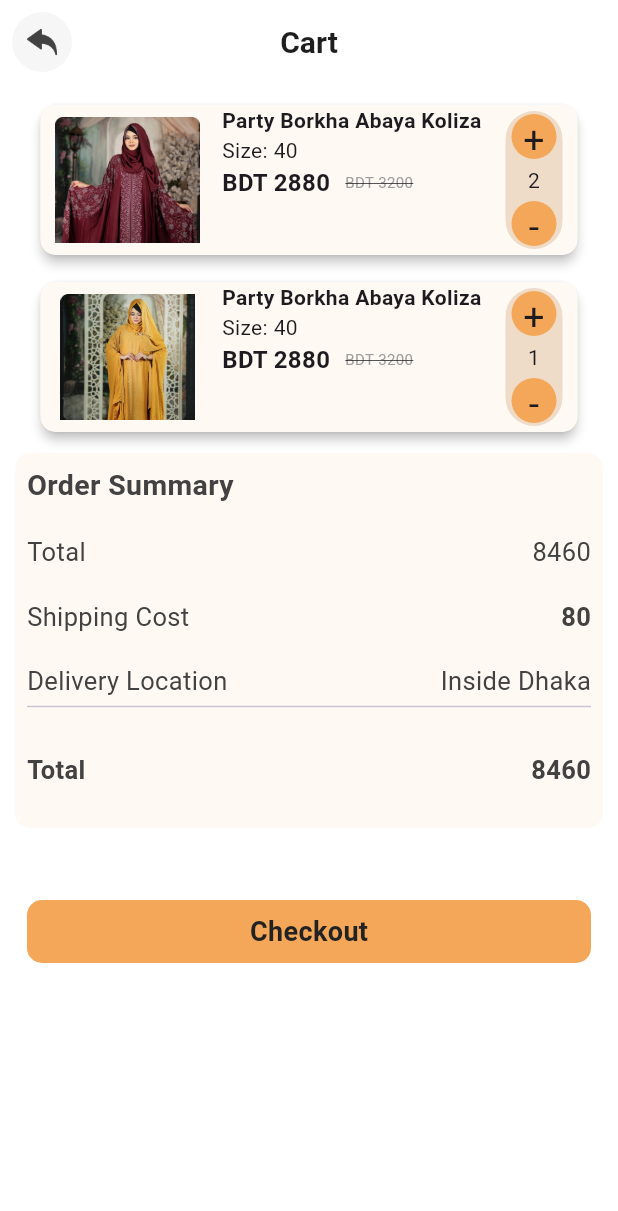
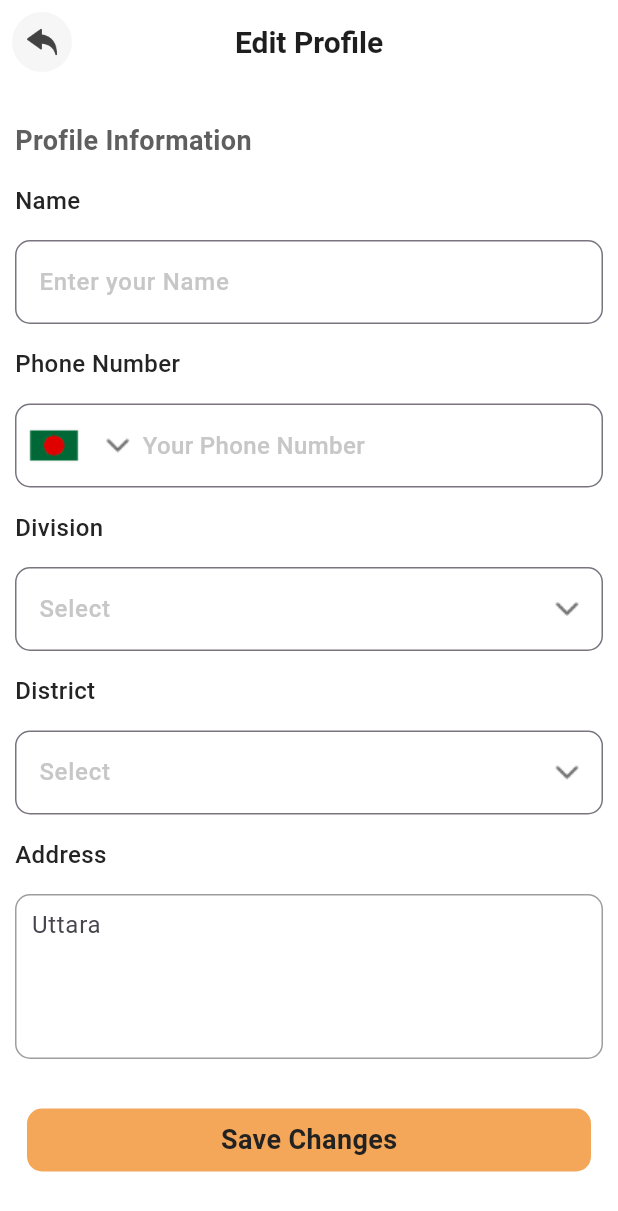
Before and after one commit to Radhesh-Roy/Dada-Garments, a Flutter app: the screen it shows after launch, on a phone screen of 412 x 824 dp. Shown: the top 1211 px of the screen. Run offline on Flutter 3.47's test engine with Material 3 defaults, Android fonts, the light colour scheme and no system bars.

Commit message:
Edit Profile

```diff
--- /dev/null
+++ b/lib/editpage.dart
@@ -0,0 +1,233 @@
+import 'package:flutter/material.dart';
+
+class EditprofilescreenView extends StatefulWidget {
+  const EditprofilescreenView({super.key});
+
+  @override
+  State<EditprofilescreenView> createState() => _EditprofilescreenViewState();
+}
+
+class _EditprofilescreenViewState extends State<EditprofilescreenView> {
+  @override
+  Widget build(BuildContext context) {
+    return Scaffold(
+      backgroundColor: Colors.white,
+      appBar: AppBar(
+        backgroundColor: Color(0xffFFFFFF),
+        leading: Padding(
+          padding: const EdgeInsets.all(8.0),
+          child: Container(
+            height: 40,
+            width: 40,
+            decoration: BoxDecoration(
+              color: Color(0xffF6F6F6),
+              shape: BoxShape.circle,
+            ),
+            child: Padding(
+              padding: EdgeInsetsGeometry.symmetric(horizontal: 10),
+              child: Image.asset("assets/backImage.png", height: 22, width: 22),
+            ),
+          ),
+        ),
+        centerTitle: true,
+        title: Text(
+          "Edit Profile",
+          style: TextStyle(
+            fontSize: 20,
+            fontWeight: FontWeight.w600,
+            color: Color(0xff1E1E1E),
+          ),
+        ),
+      ),
+      body: Padding(
+        padding: const EdgeInsets.all(10.0),
+        child: SingleChildScrollView(
+          child: Column(
+            crossAxisAlignment: CrossAxisAlignment.start,
+            children: [
+              SizedBox(height: 15),
+              Text(
+                "Profile Information",
+                style: TextStyle(
+                  fontSize: 18,
+                  fontWeight: FontWeight.w600,
+                  color: Color(0xff5F5F5F),
+                ),
+              ),
+              SizedBox(height: 15),
+              Text(
+                "Name",
+                style: TextStyle(
+                  fontWeight: FontWeight.w500,
+                  fontSize: 16,
+                  color: Color(0xff242424),
+                ),
+              ),
+              SizedBox(height: 15),
+              TextField(
+                decoration: InputDecoration(
+                  labelText: "Enter your Name",
+                  labelStyle: TextStyle(
+                    fontSize: 16,
+                    fontWeight: FontWeight.w500,
+                    color: Color(0xffC7C7C7),
+                  ),
+                  border: OutlineInputBorder(
+                    borderRadius: BorderRadius.circular(10),
+                  ),
+                ),
+              ),
+              SizedBox(height: 15),
+              Text(
+                "Phone Number",
+                style: TextStyle(
+                  fontWeight: FontWeight.w500,
+                  fontSize: 16,
+                  color: Color(0xff242424),
+                ),
+              ),
+              SizedBox(height: 15),
+              TextField(
+                decoration: InputDecoration(
+                  suffixIcon: Row(
+                    children: [
+                      Padding(
+                        padding: const EdgeInsets.only(left: 8.0, right: 4),
+                        child: Image(image: AssetImage("assets/flag.png")),
+                      ),
+                      Padding(
+                        padding: const EdgeInsets.only(left: 8.0, right: 4),
+                        child: Image(
+                          image: AssetImage("assets/down.png"),
+                        ),
+                      ),
+
+                      Text(
+                        "Your Phone Number",
+                        style: TextStyle(
+                          fontSize: 16,
+                          fontWeight: FontWeight.w500,
+                          color: Color(0xffC7C7C7),
+                        ),
+                      ),
+                    ],
+                  ),
+                  border: OutlineInputBorder(
+                    borderRadius: BorderRadius.circular(10),
+                  ),
+                ),
+              ),
+
+              SizedBox(height: 15),
+              Text(
+                "Division",
+                style: TextStyle(
+                  fontWeight: FontWeight.w500,
+                  fontSize: 16,
+                  color: Color(0xff242424),
+                ),
+              ),
+              SizedBox(height: 15),
+              TextField(
+                decoration: InputDecoration(
+                  suffixIcon: Image(
+                    image: AssetImage("assets/down.png"),
+                  ),
+                  labelText: "Select",
+                  labelStyle: TextStyle(
+                    fontSize: 16,
+                    fontWeight: FontWeight.w500,
+                    color: Color(0xffC7C7C7),
+                  ),
+                  border: OutlineInputBorder(
+                    borderRadius: BorderRadius.circular(10),
+                  ),
+                ),
+              ),
+
+
+              SizedBox(height: 15),
+              Text(
+                "District",
+                style: TextStyle(
+                  fontWeight: FontWeight.w500,
+                  fontSize: 16,
+                  color: Color(0xff242424),
+                ),
+              ),
+              SizedBox(height: 15),
+              TextField(
+                decoration: InputDecoration(
+                  suffixIcon: Image(
+                    image: AssetImage("assets/down.png"),
+                  ),
+                  labelText: "Select",
+                  labelStyle: TextStyle(
+                    fontSize: 16,
+                    fontWeight: FontWeight.w500,
+                    color: Color(0xffC7C7C7),
+                  ),
+                  border: OutlineInputBorder(
+                    borderRadius: BorderRadius.circular(10),
+                  ),
+                ),
+              ),
+
+
+              SizedBox(height: 15),
+              Text(
+                "Address",
+                style: TextStyle(
+                  fontWeight: FontWeight.w500,
+                  fontSize: 16,
+                  color: Color(0xff242424),
+                ),
+              ),
+              SizedBox(height: 15),
+              Container(
+                width: 400,
+                height: 110,
+                padding: EdgeInsets.symmetric(horizontal: 10),
+                decoration: BoxDecoration(
+                  borderRadius: BorderRadius.circular(10),
+                  border: Border.all(color: Colors.grey),
+                ),
+                child: TextField(
+                  maxLines: null,
+                  expands: true,
+                  decoration: InputDecoration(
+                    border: InputBorder.none,
+                    hintText: "Uttara",
+                  ),
+                ),
+              ),
+              SizedBox(height: 25),
+              Padding(
+                padding: const EdgeInsets.all(8.0),
+                child: Center(
+                  child: Container(
+                    padding: EdgeInsets.all(8),
+                    decoration: BoxDecoration(
+                      color: Color(0xffF4A758),
+                      borderRadius: BorderRadius.circular(10), // radius 10
+                    ),
+                    alignment: Alignment.center,
+                    child: Text(
+                      "Save Changes",
+                      style: TextStyle(
+                        fontSize: 18,
+                        fontWeight: FontWeight.w600,
+                        color: Color(0xff222222),
+                      ),
+                    ),
+                  ),
+                ),
+              ),
+
+            ],
+          ),
+        ),
+      ),
+    );
+  }
+}
--- a/lib/main.dart
+++ b/lib/main.dart
@@ -6,11 +6,12 @@ import 'package:flutter/material.dart';
 import 'cart.dart';
 import 'category.dart';
 import 'discount.dart';
+import 'editpage.dart';
 import 'homePage.dart';
 import 'loginPage.dart';
 void main(){
   runApp(MaterialApp(
     debugShowCheckedModeBanner: false,
-    home: CartPage(),
+    home: EditprofilescreenView(),
   ));
 }
```
Also changed, not shown: assets/down.png (added), assets/flag.png (added).
